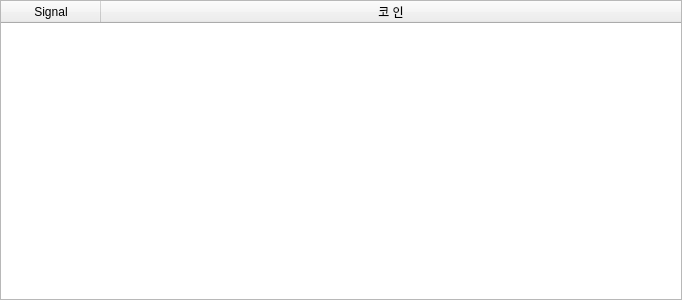
The window that src/styles/ui/signal_list.ui (showmethecoin/upbit-trader) describes before a commit, drawn with Qt 5.
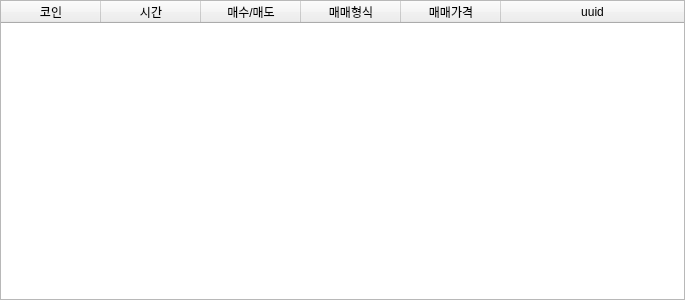
The same window after the commit.

Commit message: Auto stash before merge of "feature-gui" and "origin/feature-gui"

```diff
--- a/src/styles/ui/signal_list.ui
+++ b/src/styles/ui/signal_list.ui
@@ -6,7 +6,7 @@
    <rect>
     <x>0</x>
     <y>0</y>
-    <width>682</width>
+    <width>685</width>
     <height>300</height>
    </rect>
   </property>
@@ -51,12 +51,32 @@
      </attribute>
      <column>
       <property name="text">
-       <string>Signal</string>
+       <string>코인</string>
       </property>
      </column>
      <column>
       <property name="text">
-       <string>코 인</string>
+       <string>시간</string>
+      </property>
+     </column>
+     <column>
+      <property name="text">
+       <string>매수/매도</string>
+      </property>
+     </column>
+     <column>
+      <property name="text">
+       <string>매매형식</string>
+      </property>
+     </column>
+     <column>
+      <property name="text">
+       <string>매매가격</string>
+      </property>
+     </column>
+     <column>
+      <property name="text">
+       <string>uuid</string>
       </property>
      </column>
     </widget>
```
The commit also changes 6 other files.
